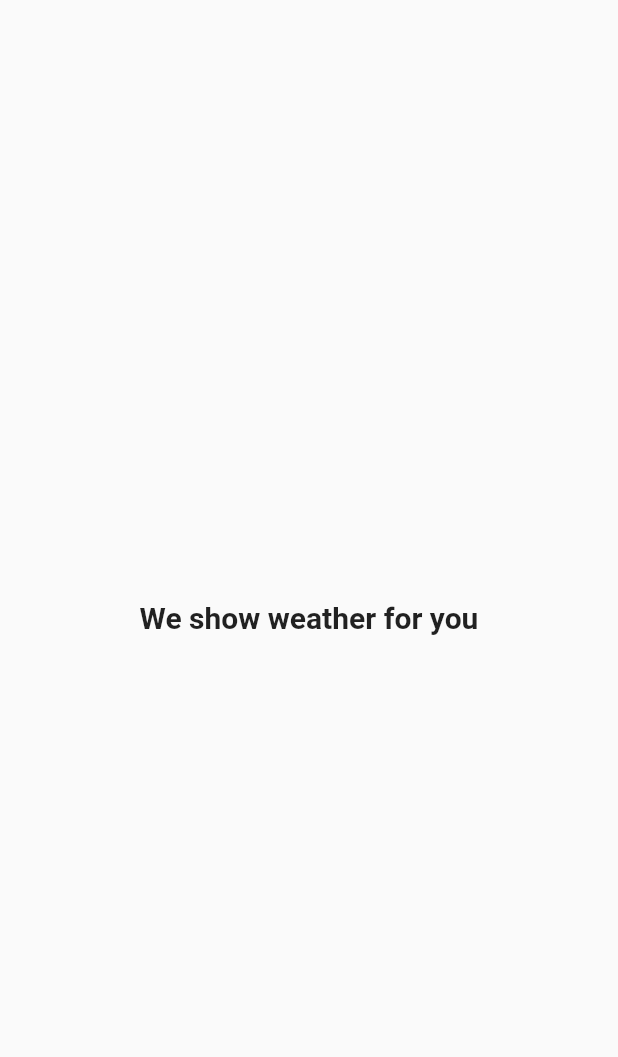
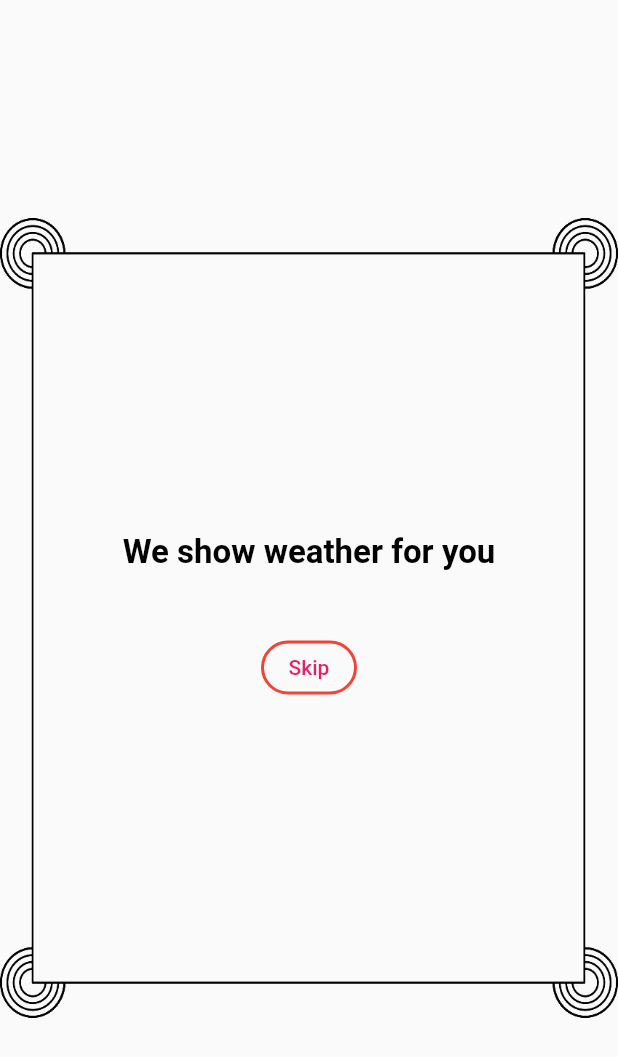
Before and after one commit to aakashsahh/weather_api, a Flutter app: the screen it shows after launch, after a tap on the "help" icon, on a phone screen of 412 x 824 dp. Shown: the top 1057 px of the screen. Run offline on Flutter 3.47's test engine with Material 2 defaults, Android fonts, the phone set to English and light mode, and no system bars.

Commit message:
splash scren ui updated

```diff
--- a/lib/home_screen.dart
+++ b/lib/home_screen.dart
@@ -24,7 +24,7 @@ class _HomeScreenState extends State<HomeScreen> {
                 onTap: () {
                   debugPrint("help button was clicked");
                   Navigator.push(context,
-                      MaterialPageRoute(builder: (builder) => const splash()));
+                      MaterialPageRoute(builder: (builder) => splash()));
                 },
                 child: const Icon(Icons.help)),
           )
--- a/lib/main.dart
+++ b/lib/main.dart
@@ -18,7 +18,7 @@ class MyApp extends StatelessWidget {
       theme: ThemeData(
         primarySwatch: Colors.pink,
       ),
-      home: const splash(),
+      home:  splash(),
 
     );
   }
--- a/lib/splash_screen.dart
+++ b/lib/splash_screen.dart
@@ -3,36 +3,62 @@ import 'dart:async';
 import 'package:flutter/material.dart';
 import 'package:weather_project/home_screen.dart';
 
-// ignore: camel_case_types
 class splash extends StatefulWidget {
-  const splash({Key? key}) : super(key: key);
-
   @override
   State<splash> createState() => _splashState();
 }
 
-// ignore: camel_case_types
 class _splashState extends State<splash> {
   @override
   void initState() {
     super.initState();
     Timer(const Duration(seconds: 5), () {
-      Navigator.pushReplacement(context,
-          MaterialPageRoute(builder: ((context) => const HomeScreen())));
+      Navigator.pushReplacement(
+          context, MaterialPageRoute(builder: (_) => const HomeScreen()));
     });
   }
 
   @override
   Widget build(BuildContext context) {
-    return const Scaffold(
-      body: Center(
-        child: Text(
-          "We show weather for you",
-          style: TextStyle(fontSize: 20, fontWeight: FontWeight.w600),
+    return Scaffold(
+      body: Container(
+        decoration: BoxDecoration(
+          color: Colors.grey[50],
+          image: const DecorationImage(
+            image: AssetImage("assets/images/border.png"),
+            fit: BoxFit.fitWidth,
+          ),
         ),
-
+        child: Column(
+          mainAxisAlignment: MainAxisAlignment.center,
+          crossAxisAlignment: CrossAxisAlignment.center,
+          children: [
+            // ignore: prefer_const_constructors
+            Center(
+              child: const Text(
+                "We show weather for you",
+                style: TextStyle(
+                  fontSize: 22.0,
+                  fontWeight: FontWeight.bold,
+                  color: Colors.black,
+                ),
+              ),
+            ),
+            const SizedBox(height: 40.0),
+            OutlinedButton(
+              style: OutlinedButton.styleFrom(
+                shape: const StadiumBorder(),
+                side: const BorderSide(width: 2, color: Colors.red),
+              ),
+              onPressed: () {
+                Navigator.pushReplacement(context,
+                    MaterialPageRoute(builder: (_) => const HomeScreen()));
+              },
+              child: const Text('Skip'),
+            ),
+          ],
+        ),
       ),
-
     );
   }
 }
```
Also changed, not shown: pubspec.yaml (+3 -4 lines), assets/images/back.png (added), assets/images/border.png (added).
